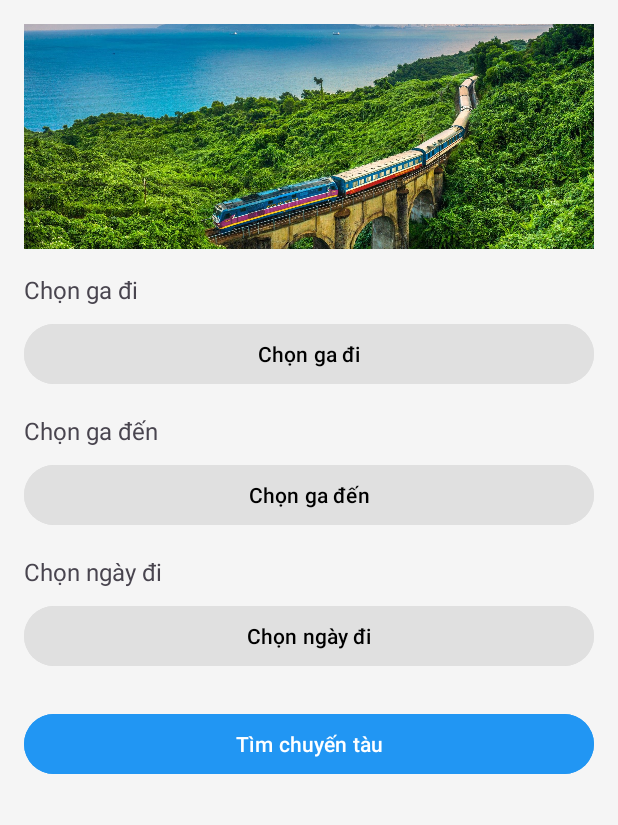
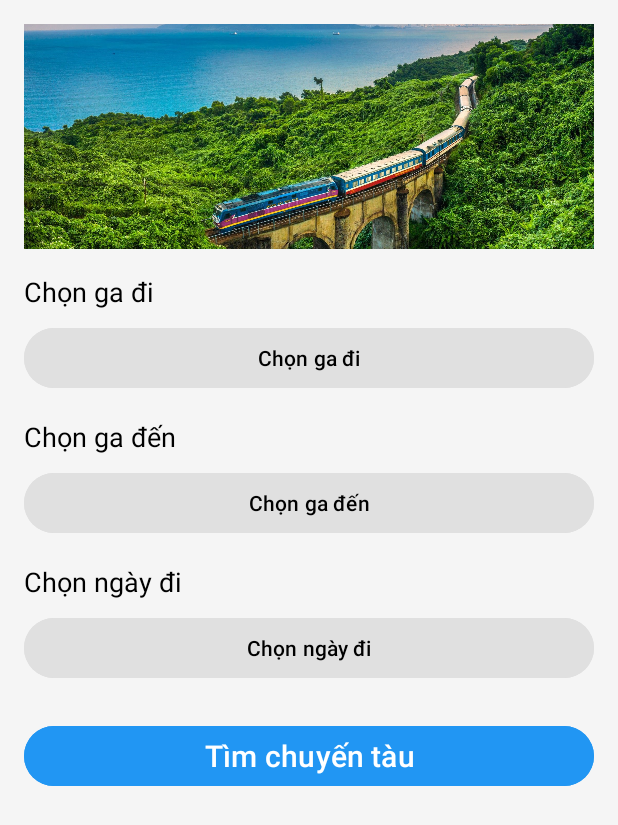
Before and after one commit to LeeWang4u/Train_app, an Android app: the screen it shows after launch (SearchTrainActivity), on a phone screen of 412 x 824 dp. Shown: the top 825 px of the screen. Run offline under Robolectric (Android 15) with nearby library versions, the phone set to English and light mode, and no system bars; 1 statement that could not run was skipped.

Commit message:
update search train. add date in choose date after select date

```diff
--- a/app/src/main/java/com/example/train_app/activities/SearchTrainActivity.java
+++ b/app/src/main/java/com/example/train_app/activities/SearchTrainActivity.java
@@ -62,7 +62,7 @@ public class SearchTrainActivity extends AppCompatActivity {
                 new ActivityResultContracts.StartActivityForResult(),
                 result -> {
                     if (result.getResultCode() == RESULT_OK && result.getData() != null) {
-                        selectedDate = result.getData().getStringExtra("selectedDate");
+                        selectedDate = result.getData().getStringExtra("selected_date");
                         btnDepartureDate.setText(selectedDate);
                     }
                 });
@@ -91,9 +91,13 @@ public class SearchTrainActivity extends AppCompatActivity {
             @Override
             public void onClick(View v) {
                 Intent intent = new Intent(SearchTrainActivity.this, SelectDateActivity.class);
+                if (selectedDate != null) {
+                    intent.putExtra("selected_date", selectedDate);
+                }
                 dateLauncher.launch(intent);
             }
         });
+
 
         btnSearchTrain.setOnClickListener(new View.OnClickListener() {
             @Override
--- a/app/src/main/java/com/example/train_app/activities/SelectDateActivity.java
+++ b/app/src/main/java/com/example/train_app/activities/SelectDateActivity.java
@@ -137,12 +137,16 @@ public class SelectDateActivity extends AppCompatActivity implements MonthPagerA
             setResult(RESULT_OK, resultIntent);
             finish();
         });
+
+
     }
 
     private void updateMonthTitle() {
         Calendar month = months.get(currentMonthPosition);
         SimpleDateFormat sdf = new SimpleDateFormat("MMMM yyyy", new Locale("vi", "VN"));
-        tvMonth.setText(sdf.format(month.getTime()));
+        String formatted = sdf.format(month.getTime());
+        formatted = formatted.substring(0, 1).toUpperCase() + formatted.substring(1);
+        tvMonth.setText(formatted);
 //        tvMonth.setText("Tháng " + sdf.format(month.getTime()));
     }
 
--- a/app/src/main/res/layout/activity_search_train.xml
+++ b/app/src/main/res/layout/activity_search_train.xml
@@ -18,7 +18,8 @@
         android:layout_width="wrap_content"
         android:layout_height="wrap_content"
         android:text="Chọn ga đi"
-        android:textSize="16sp"
+        android:textColor="#000000"
+        android:textSize="18sp"
         android:layout_marginTop="16dp" />
 
     <Button
@@ -35,7 +36,8 @@
         android:layout_width="wrap_content"
         android:layout_height="wrap_content"
         android:text="Chọn ga đến"
-        android:textSize="16sp"
+        android:textColor="#000000"
+        android:textSize="18sp"
         android:layout_marginTop="16dp" />
 
     <Button
@@ -52,7 +54,8 @@
         android:layout_width="wrap_content"
         android:layout_height="wrap_content"
         android:text="Chọn ngày đi"
-        android:textSize="16sp"
+        android:textColor="#000000"
+        android:textSize="18sp"
         android:layout_marginTop="16dp" />
 
     <Button
@@ -70,6 +73,7 @@
         android:layout_width="match_parent"
         android:layout_height="wrap_content"
         android:text="Tìm chuyến tàu"
+        android:textSize="20sp"
         android:backgroundTint="#2196F3"
         android:textColor="#FFFFFF"
         android:layout_marginTop="24dp" />
--- a/app/src/main/res/layout/activity_select_date.xml
+++ b/app/src/main/res/layout/activity_select_date.xml
@@ -80,7 +80,7 @@
             android:layout_weight="1"
             android:textColor="#2196F3"
             android:text="Tháng 4/2025"
-            android:textSize="16sp"
+            android:textSize="18sp"
             android:textStyle="bold"
             android:gravity="center" />
 
```
